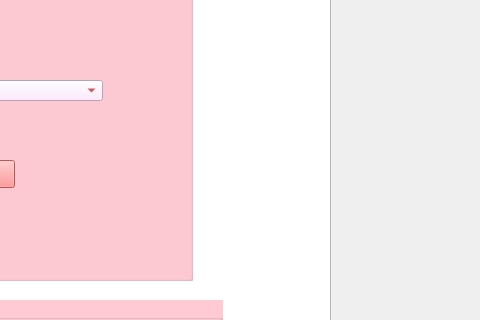
Above: mainwindow.ui from loremipsum2A/Smart_Wedding_2A10 before the change; both pictures show x 730 to 1210 and y 106 to 426 of the 1210 by 784 pixel window. Below: the same form after it.
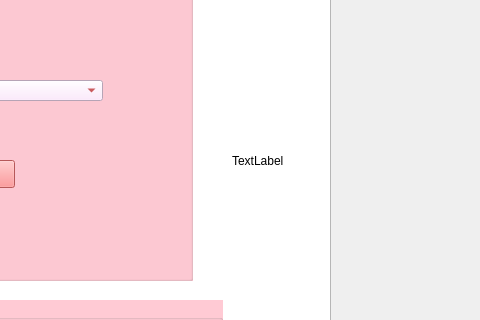
That is the form after the change.

Patch:
```diff
--- a/mainwindow.ui
+++ b/mainwindow.ui
@@ -427,6 +427,19 @@
        </property>
       </widget>
      </widget>
+     <widget class="QLabel" name="label_arduino">
+      <property name="geometry">
+       <rect>
+        <x>930</x>
+        <y>210</y>
+        <width>71</width>
+        <height>41</height>
+       </rect>
+      </property>
+      <property name="text">
+       <string>TextLabel</string>
+      </property>
+     </widget>
     </widget>
     <widget class="QWidget" name="tab_2">
      <attribute name="title">
```
